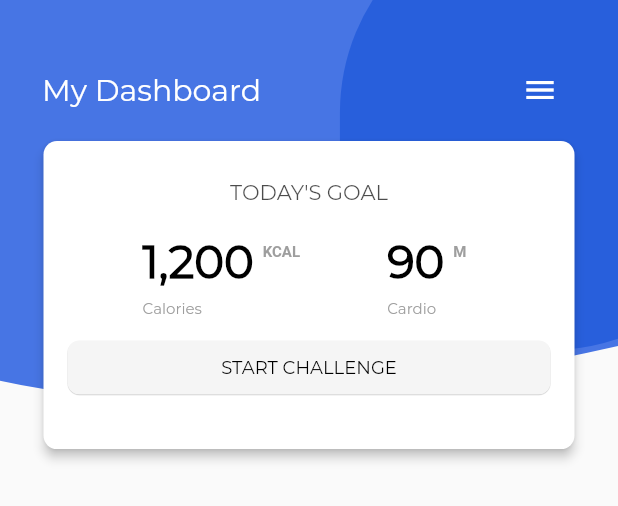
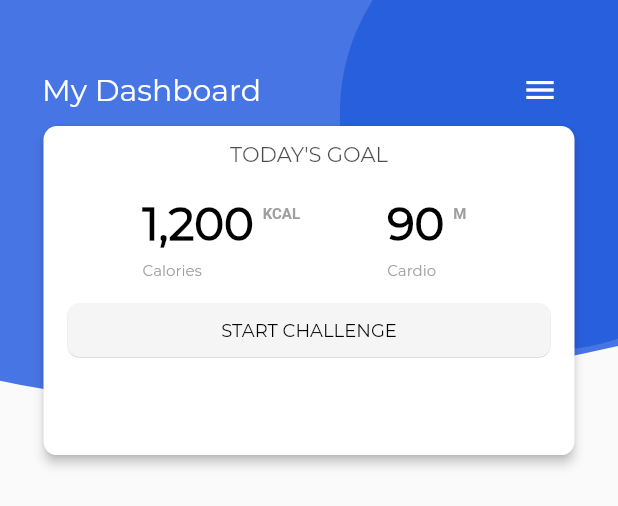
Before and after one commit to Breakway/Proga_app, a Flutter app: the DashboardStat widget shown alone on an empty page, opened directly, on a phone screen of 412 x 824 dp. Shown: the top 506 px of the screen. Run offline on Flutter 3.47's test engine with Material 2 defaults, Android fonts, the phone set to English and light mode, and no system bars; our stand-ins replace firebase_auth, firebase_core, font_awesome_flutter; missing offline and left inert: bezier_chart, flutter_rounded_progress_bar; accounts and stored records are empty; network calls fail; project files that could hold a hidden picture were left out.

Commit message:
Small homepage commit

```diff
--- a/lib/pages/Homepage.dart
+++ b/lib/pages/Homepage.dart
@@ -413,10 +413,10 @@ class DashboardStat extends StatelessWidget {
           ),
         ),
         Positioned(
-          top: 90,
+          top: 80,
           left: 25,
           right: 25,
-          bottom: -15,
+          bottom: -19,
           child: Card(
             elevation: 3.0,
             shape: RoundedRectangleBorder(
@@ -426,7 +426,7 @@ class DashboardStat extends StatelessWidget {
               children: <Widget>[
                 Padding(
                   padding:
-                      const EdgeInsets.only(top: 25.0, left: 40, right: 40),
+                      const EdgeInsets.only(top: 10, left: 40, right: 40),
                   child: Column(
                     children: <Widget>[
                       Text(
```
Also changed, not shown: pubspec.lock, 1 other file.
